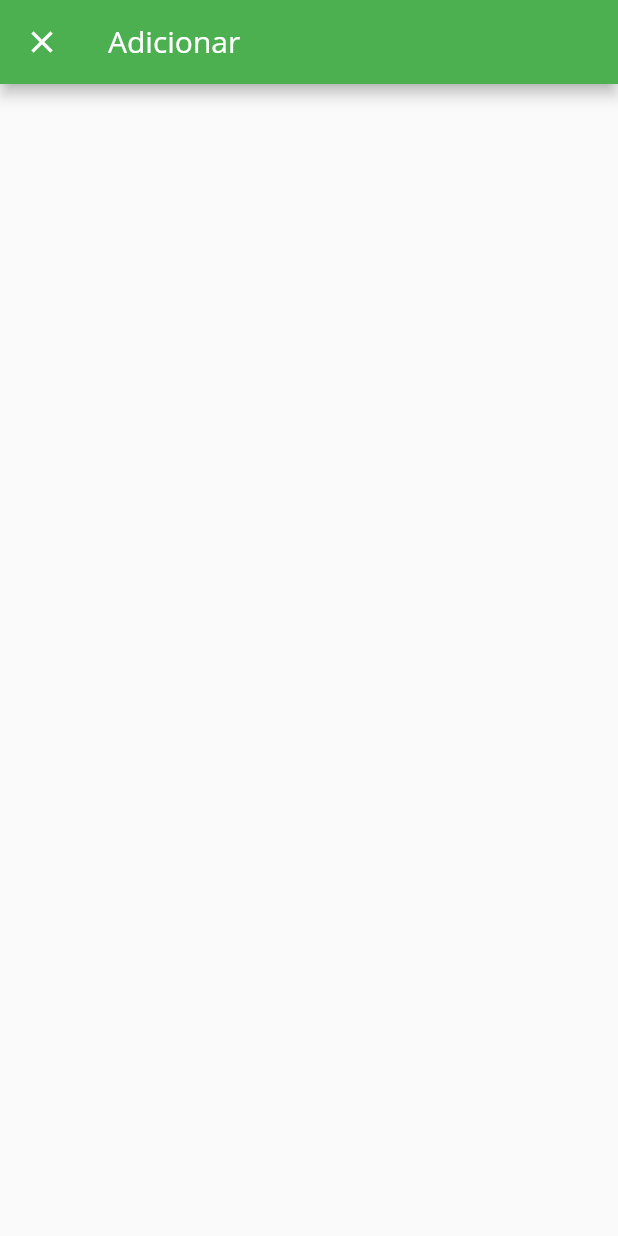
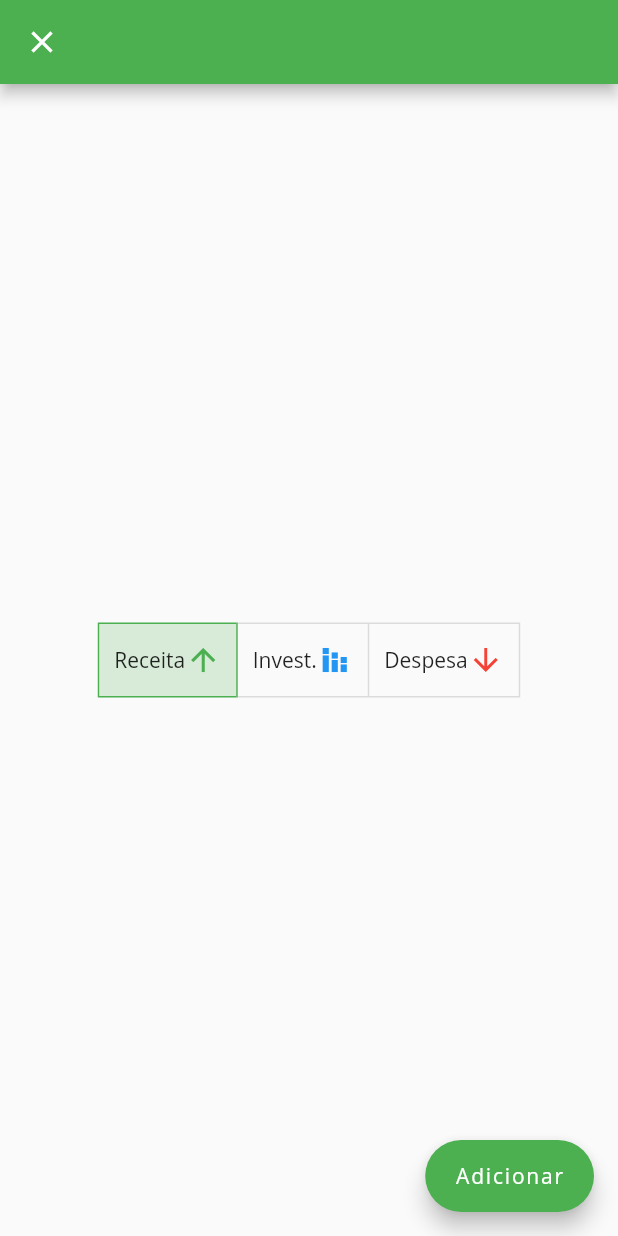
Before and after one commit to KassioRF/TP_PDM, a Flutter app: the HomeView screen opened directly, after a tap on the "add" icon, on a phone screen of 412 x 824 dp. Run offline on Flutter 3.47's test engine with Material 2 defaults, Android fonts, the phone set to English and light mode, and no system bars; Roboto replaces fonts that are missing (Open Sans).

Commit message:
add register form

```diff
--- a/gkfin/lib/views/add_register.dart
+++ b/gkfin/lib/views/add_register.dart
@@ -7,7 +7,37 @@ class AddRegister extends StatefulWidget {
   _AddRegister createState()=> _AddRegister();
 }
 
+
+
+
 class _AddRegister extends State<AddRegister> {
+  final _formKey = GlobalKey<FormState>();
+  List<bool> _selections = List.generate(3, (_)=>false);
+
+  List<Color> _fill = [
+    Colors.green.withOpacity(.2),
+    Colors.blue.withOpacity(.2),
+    Colors.red.withOpacity(.2),
+  ];
+  List<Color> _border = [
+    Colors.green,
+    Colors.blue,
+    Colors.red,
+  ];
+
+  late Color _fillSelected;
+  late Color _borderSelected;
+
+  @override
+  void initState() {
+    // TODO: implement initState
+    super.initState();
+    _selections[0] = true;
+    _fillSelected = _fill[0];
+    _borderSelected = _border[0];
+  }
+
+
   @override
   Widget build(BuildContext context) {
     return  Scaffold(
@@ -18,14 +48,92 @@ class _AddRegister extends State<AddRegister> {
           icon: const Icon(Icons.close, color: Colors.white),
           onPressed: () => Navigator.of(context).pop(),
         ),
-        title: const Text('Adicionar'),
+        title: const Text(''),
         // actions: [
         //   //@TODO ADD BTN EVENT
         //   IconButton(onPressed: () {}, icon: const Icon(Icons.more_vert),)
         // ],
 
-      )
+      ),
 
+      body: Center(
+        child: Column(
+          mainAxisAlignment: MainAxisAlignment.center,
+        // SizedBox(height: 20,),
+          children: <Widget>[
+            ToggleButtons(
+              isSelected: _selections,
+              selectedColor: Colors.black87,
+              fillColor: _fillSelected,
+              selectedBorderColor: _borderSelected,
+              onPressed: (int index) {
+                setState(() {
+                  for (int buttonIndex = 0; buttonIndex < _selections.length; buttonIndex++) {
+                    if (buttonIndex == index) {
+                      _selections[buttonIndex] = true;
+                      _fillSelected = _fill[index];
+                      _borderSelected = _border[index];
+                    } else {
+                      _selections[buttonIndex] = false;
+                    }
+                  }
+                });
+              },
+              children:  <Widget>[
+
+                Container(
+                  margin: const EdgeInsets.all(10.0),
+                  child: Row(
+                    children: const <Widget>[
+                      Text('Receita'),
+                      Icon(Icons.arrow_upward, color: Colors.green),
+                    ],
+
+                  )
+                ),
+
+                Container(
+                  margin: const EdgeInsets.all(10.0),
+                  child: Row(
+                    children: const <Widget> [
+                      Text('Invest.'),
+                      Icon(Icons.stacked_bar_chart, color: Colors.blue),
+                    ],
+
+                  )
+
+                ),
+
+                Container(
+                  margin: const EdgeInsets.all(10.0),
+                  child: Row(
+                    children: const <Widget> [
+                      Text('Despesa'),
+                      Icon(Icons.arrow_downward, color: Colors.red),
+                    ],
+
+                  )
+
+                ),
+              ],
+
+            )
+          ],
+        ),
+
+      ),
+
+
+
+      floatingActionButton: FloatingActionButton.extended(
+        // child: const Icon(Icons.add), // cuidado com esse const!
+        label: const Text('Adicionar'),
+        //@TODO ADD BTN EVENT
+        onPressed: (){
+          //Provider save register
+        },
+
+      ),
     );
   }
 }
--- a/gkfin/lib/views/home.dart
+++ b/gkfin/lib/views/home.dart
@@ -82,7 +82,7 @@ class _HomeView extends State<HomeView> with SingleTickerProviderStateMixin {
         child: Column(
           children: <Widget>[
             Expanded(
-              flex:4,
+              flex:3,
               //Componentizar os containers! 1 Widget pra cada divisão
               //header
               child: HomeOverView(),
@@ -107,7 +107,7 @@ class _HomeView extends State<HomeView> with SingleTickerProviderStateMixin {
             // ListView inside Cloumn:
             // ref: https://www.youtube.com/watch?v=Gylc2SiLxmE
             Expanded(
-              flex: 6,
+              flex: 7,
               child: Container(
                 padding: EdgeInsets.all(5.0),
                 decoration: _boxDecoration,
```
